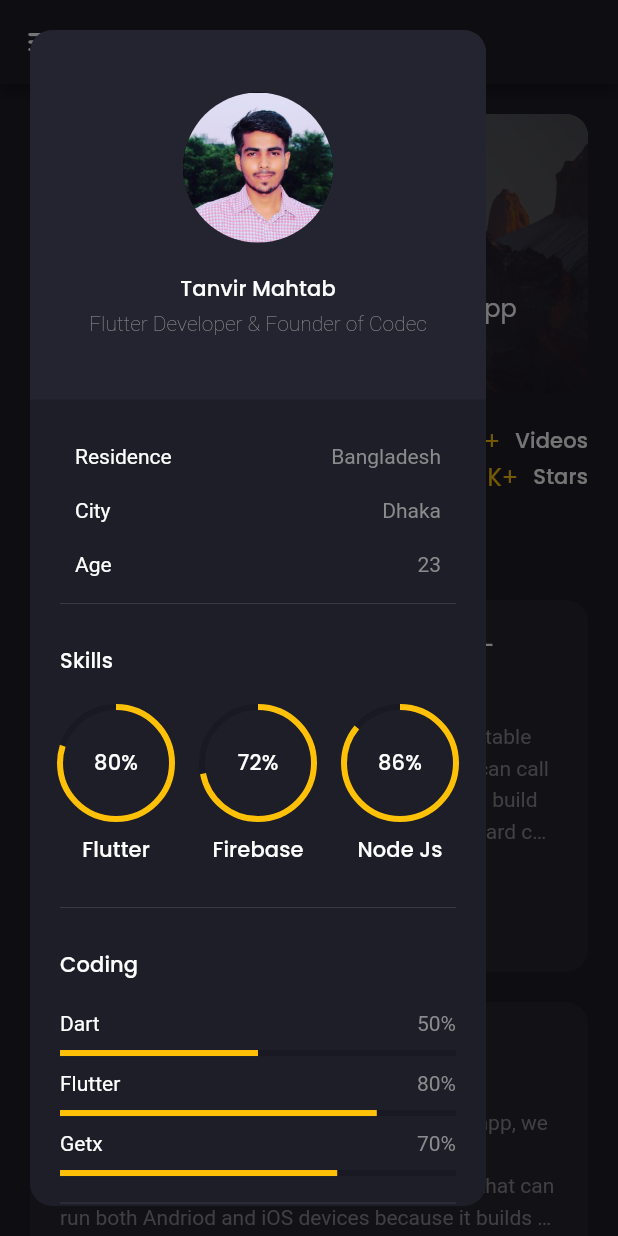
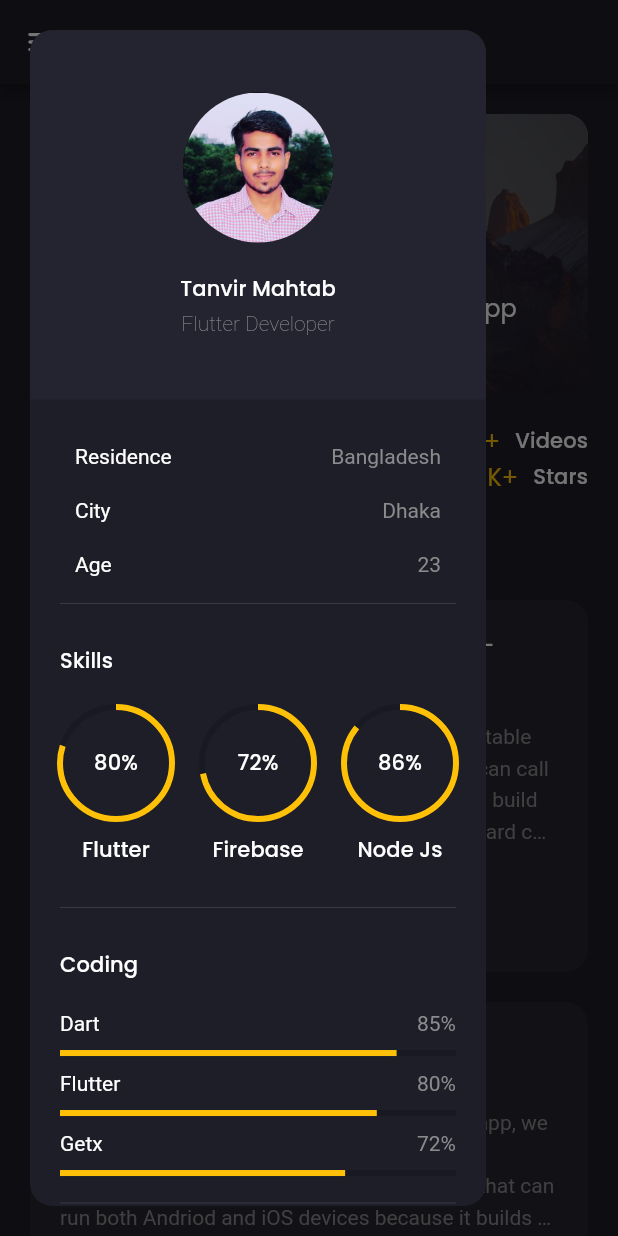
Before and after one commit to devtanvirmahtab/Responsive-and-Animated-Portfolio-Flutter-Starting-Project, a Flutter app: the screen it shows after launch, after a tap on the "menu" icon, on a phone screen of 412 x 824 dp. Run offline on Flutter 3.47's test engine with Material 2 defaults, Android fonts, the phone set to English and light mode, and no system bars; drawn by our look-alikes of animated_text_kit; our stand-ins replace flutter_svg, google_fonts.

Commit message:
some change

```diff
--- a/lib/screens/main_screen/components/coding.dart
+++ b/lib/screens/main_screen/components/coding.dart
@@ -18,9 +18,9 @@ class Coding extends StatelessWidget {
           padding:  EdgeInsets.symmetric(vertical: defaultPadding),
           child: Text("Coding",style: Theme.of(context).textTheme.subtitle2,),
         ),
-        AnimatedLinearProgressIndicator(percentage: 0.5, label: 'Dart',),
+        AnimatedLinearProgressIndicator(percentage: 0.85, label: 'Dart',),
         AnimatedLinearProgressIndicator(percentage: 0.8, label: 'Flutter',),
-        AnimatedLinearProgressIndicator(percentage: 0.7, label: 'Getx',),
+        AnimatedLinearProgressIndicator(percentage: 0.72, label: 'Getx',),
 
       ],
     );
--- a/lib/screens/main_screen/components/my_info.dart
+++ b/lib/screens/main_screen/components/my_info.dart
@@ -25,7 +25,7 @@ class MyInfo extends StatelessWidget {
               style: Theme.of(context).textTheme.subtitle2,
             ),
             Text(
-              'Flutter Developer & Founder of Codec',
+              'Flutter Developer',
               textAlign: TextAlign.center,
               style: TextStyle(
                 fontWeight: FontWeight.w200,
```
